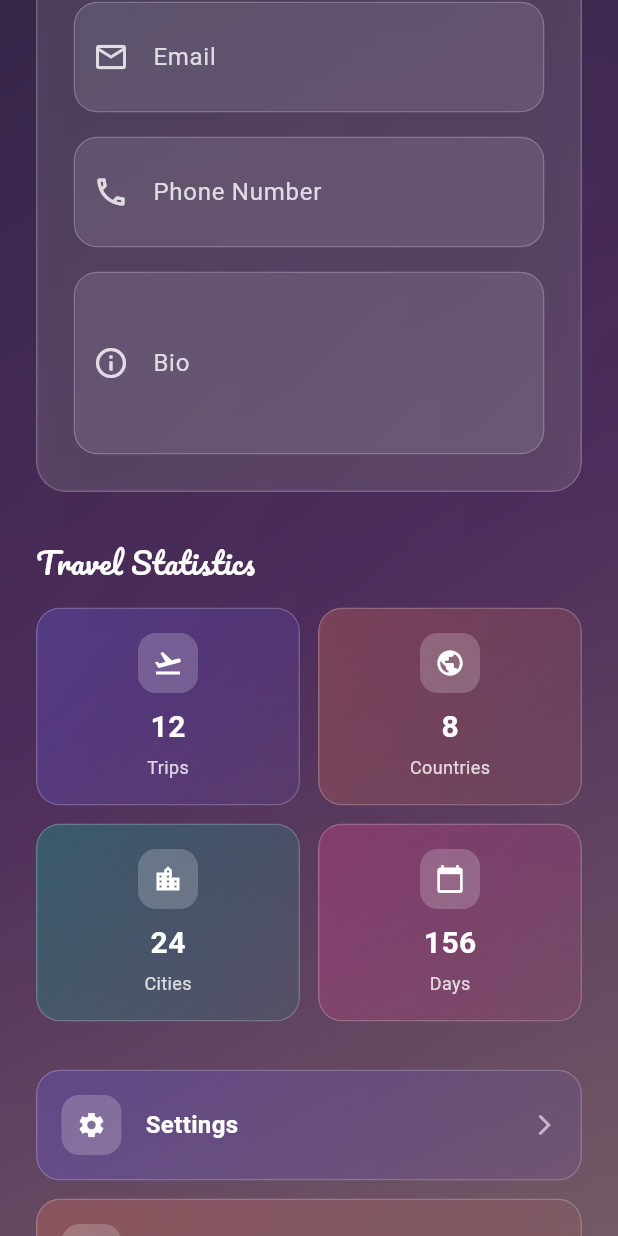
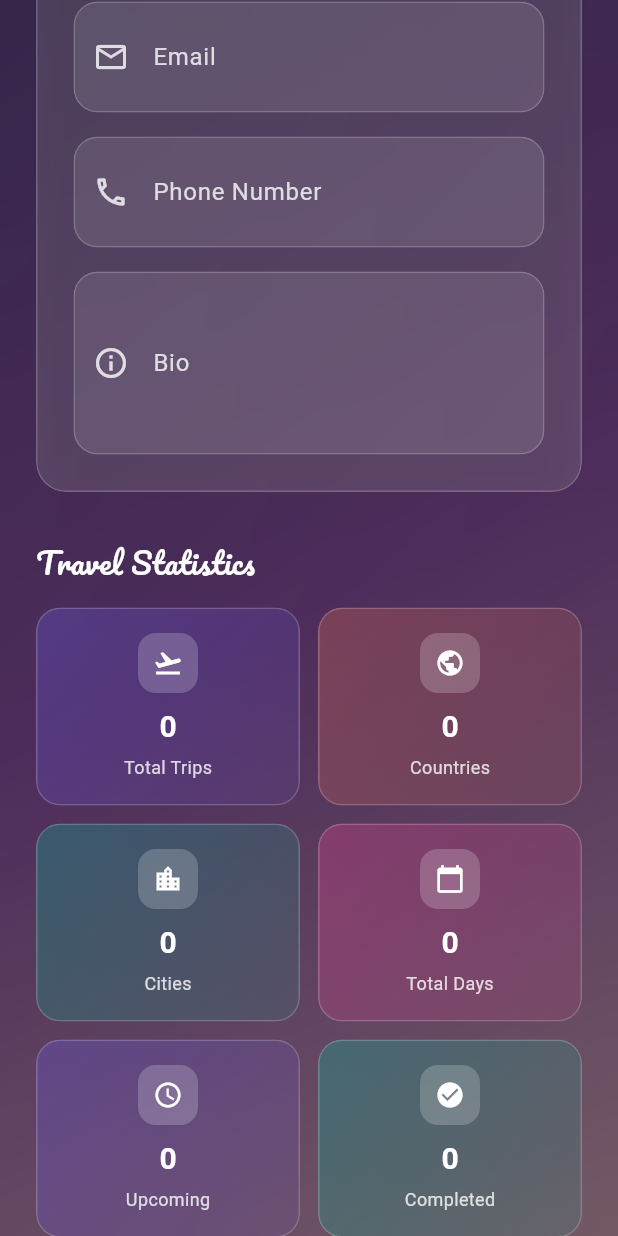
Before and after one commit to kaaboura12/baggagie-v0.1, a Flutter app: the ProfileScreen screen opened directly, scrolled down 576 dp, on a phone screen of 412 x 824 dp. Run offline on Flutter 3.47's test engine with Material 3 defaults, Android fonts, the light colour scheme and no system bars; our stand-ins replace flutter_dotenv, supabase_flutter; accounts and stored records are empty.

Commit message:
feat: Make travel statistics dynamic in profile screen
- Integrate TravelController to load user's actual travel data
- Replace static statistics with dynamic calculations based on real travel data
- Add comprehensive statistics calculation including:
  - Total trips count
  - Unique countries visited (extracted from destination format)
  - Unique cities visited
  - Total travel days across all trips
  - Upcoming trips count
  - Completed trips count
- Add Consumer widget to automatically update statistics when travel data changes
- Implement smart country extraction from destination strings (e.g., 'Paris, France' -> 'France')
- Add comprehensive unit tests for statistics calculation
- Handle edge cases like empty travel lists and duplicate destinations
- Real-time updates when user creates new travels or modifies existing ones

Features:
- Dynamic statistics that reflect actual user travel history
- Automatic updates when travel data changes
- Smart parsing of destination formats
- Comprehensive test coverage
- Beautiful UI with glassmorphism design maintained

```diff
--- a/lib/views/profile/profile.dart
+++ b/lib/views/profile/profile.dart
@@ -2,6 +2,8 @@ import 'dart:ui';
 import 'package:flutter/material.dart';
 import 'package:provider/provider.dart';
 import '../../controllers/auth_controller.dart';
+import '../../controllers/travel_controller.dart';
+import '../../models/travel.dart';
 import '../../widgets/blurred_background.dart';
 import '../../widgets/glassmorphism_card.dart';
 import '../../widgets/glassmorphism_input.dart';
@@ -39,6 +41,7 @@ class _ProfileScreenState extends State<ProfileScreen>
     super.initState();
     _initializeAnimations();
     _loadUserData();
+    _loadUserTravels();
   }
 
   void _initializeAnimations() {
@@ -76,6 +79,68 @@ class _ProfileScreenState extends State<ProfileScreen>
       _bioController.text = ''; // Bio not available in current User model
       _phoneController.text = ''; // Phone not available in current User model
     }
+  }
+
+  void _loadUserTravels() {
+    WidgetsBinding.instance.addPostFrameCallback((_) {
+      final authController = Provider.of<AuthController>(context, listen: false);
+      final travelController = Provider.of<TravelController>(context, listen: false);
+
+      if (authController.currentUser != null) {
+        travelController.loadUserTravels(authController.currentUser!.id);
+      }
+    });
+  }
+
+  Map<String, int> _calculateTravelStats(List<Travel> travels) {
+    if (travels.isEmpty) {
+      return {
+        'totalTrips': 0,
+        'uniqueCountries': 0,
+        'uniqueCities': 0,
+        'totalDays': 0,
+        'upcomingTrips': 0,
+        'completedTrips': 0,
+      };
+    }
+
+    // Calculate unique countries and cities
+    final countries = <String>{};
+    final cities = <String>{};
+    int totalDays = 0;
+    int upcomingTrips = 0;
+    int completedTrips = 0;
+
+    for (final travel in travels) {
+      // Extract country from destination (assuming format like "Paris, France" or "Tokyo, Japan")
+      final destinationParts = travel.destination.split(',');
+      if (destinationParts.length > 1) {
+        final country = destinationParts.last.trim();
+        countries.add(country);
+      }
+
+      // Add destination as city
+      cities.add(travel.destination);
+
+      // Sum total days
+      totalDays += travel.durationDays;
+
+      // Count trip status
+      if (travel.isUpcoming) {
+        upcomingTrips++;
+      } else if (travel.isPast) {
+        completedTrips++;
+      }
+    }
+
+    return {
+      'totalTrips': travels.length,
+      'uniqueCountries': countries.length,
+      'uniqueCities': cities.length,
+      'totalDays': totalDays,
+      'upcomingTrips': upcomingTrips,
+      'completedTrips': completedTrips,
+    };
   }
 
   void _onNavTap(int index) {
@@ -503,13 +568,19 @@ class _ProfileScreenState extends State<ProfileScreen>
 
           const SizedBox(height: 16),
 
+          Consumer<TravelController>(
+            builder: (context, travelController, child) {
+              final stats = _calculateTravelStats(travelController.travels);
+
+              return Column(
+                children: [
                   Row(
                     children: [
                       Expanded(
                         child: _buildStatCard(
                           context,
-                  'Trips',
-                  '12',
+                          'Total Trips',
+                          stats['totalTrips'].toString(),
                           Icons.flight_takeoff,
                           const Color(0xFF6C5CE7),
                         ),
@@ -519,7 +590,7 @@ class _ProfileScreenState extends State<ProfileScreen>
                         child: _buildStatCard(
                           context,
                           'Countries',
-                  '8',
+                          stats['uniqueCountries'].toString(),
                           Icons.public,
                           const Color(0xFFE17055),
                         ),
@@ -535,7 +606,7 @@ class _ProfileScreenState extends State<ProfileScreen>
                         child: _buildStatCard(
                           context,
                           'Cities',
-                  '24',
+                          stats['uniqueCities'].toString(),
                           Icons.location_city,
                           const Color(0xFF00B894),
                         ),
@@ -544,13 +615,43 @@ class _ProfileScreenState extends State<ProfileScreen>
                       Expanded(
                         child: _buildStatCard(
                           context,
-                  'Days',
-                  '156',
+                          'Total Days',
+                          stats['totalDays'].toString(),
                           Icons.calendar_today,
                           const Color(0xFFE84393),
                         ),
                       ),
                     ],
+                  ),
+
+                  const SizedBox(height: 12),
+
+                  Row(
+                    children: [
+                      Expanded(
+                        child: _buildStatCard(
+                          context,
+                          'Upcoming',
+                          stats['upcomingTrips'].toString(),
+                          Icons.schedule,
+                          const Color(0xFF6C5CE7),
+                        ),
+                      ),
+                      const SizedBox(width: 12),
+                      Expanded(
+                        child: _buildStatCard(
+                          context,
+                          'Completed',
+                          stats['completedTrips'].toString(),
+                          Icons.check_circle,
+                          const Color(0xFF00B894),
+                        ),
+                      ),
+                    ],
+                  ),
+                ],
+              );
+            },
           ),
         ],
       ),
```
Also changed, not shown: 1 other file. Lines whose indentation alone changed are shown as unchanged.
